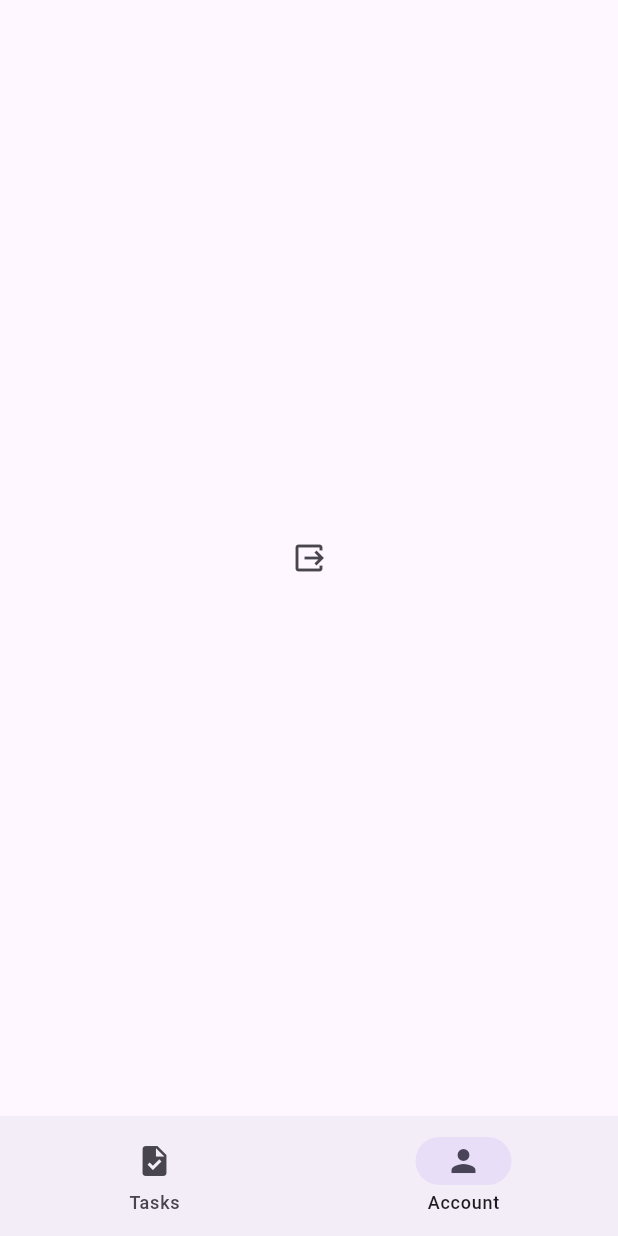
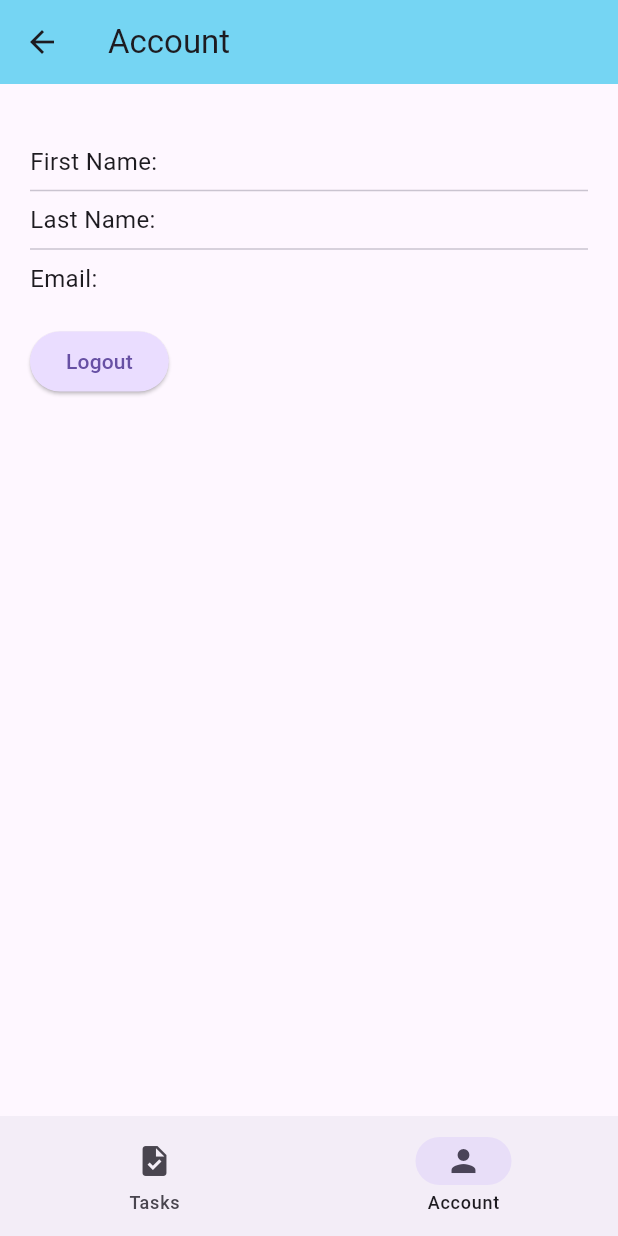
Before and after one commit to clipici-gabriela/cyber_safeguard, a Flutter app: the ChildHomeScreen screen opened directly, item 2 of the bottom bar chosen, on a phone screen of 412 x 824 dp. Run offline on Flutter 3.47's test engine with Material 3 defaults, Android fonts, the phone set to English and light mode, and no system bars; our stand-ins replace cloud_firestore, firebase_auth, firebase_core, qr_flutter; missing offline and left inert: qr_code_scanner; accounts and stored records are empty.

Commit message:
Implementing the feature to see the account info

```diff
--- a/lib/child_screens/child_home.dart
+++ b/lib/child_screens/child_home.dart
@@ -1,7 +1,6 @@
 import 'package:cyber_safeguard/qr_code/qr_code_generater.dart';
-import 'package:firebase_auth/firebase_auth.dart';
+import 'package:cyber_safeguard/registration_screens/acount_info.dart';
 import 'package:flutter/material.dart';
-
 
 class ChildHomeScreen extends StatefulWidget {
   const ChildHomeScreen({super.key});
@@ -12,7 +11,6 @@ class ChildHomeScreen extends StatefulWidget {
 
 class _ChildHomeScreenState extends State<ChildHomeScreen> {
   int currentPageIndex = 0;
-
 
   @override
   Widget build(BuildContext context) {
@@ -34,16 +32,7 @@ class _ChildHomeScreenState extends State<ChildHomeScreen> {
       ),
       body: <Widget>[
         const GenerateQRCode(),
-        Scaffold(
-          body: Center(
-            child: IconButton(
-              icon: const Icon(Icons.output),
-              onPressed: () {
-                FirebaseAuth.instance.signOut();
-              },
-            ),
-          ),
-        ),
+        const AccountInfoScreen()
       ][currentPageIndex],
     );
   }
--- a/lib/qr_code/qr_code_generater.dart
+++ b/lib/qr_code/qr_code_generater.dart
@@ -29,7 +29,6 @@ class _GenerateQRCodeState extends State<GenerateQRCode> {
           .doc(user!.uid)
           .get();
       Map<String, dynamic> childData = childDoc.data() as Map<String, dynamic>;
-      print('${user!.uid};${childData['firstName']}');
       setState(() {
         qrData = "${user!.uid};${childData['firstName']}";
       });
--- /dev/null
+++ b/lib/registration_screens/acount_info.dart
@@ -0,0 +1,112 @@
+import 'package:cloud_firestore/cloud_firestore.dart';
+import 'package:firebase_auth/firebase_auth.dart';
+import 'package:flutter/material.dart';
+
+class AccountInfoScreen extends StatefulWidget {
+  const AccountInfoScreen({super.key});
+
+  @override
+  State<StatefulWidget> createState() => _AccountInfoScreenState();
+}
+
+class _AccountInfoScreenState extends State<AccountInfoScreen> {
+  Future<DocumentSnapshot<Object>?> getUserDocument() async {
+    User? user = FirebaseAuth.instance.currentUser;
+
+    DocumentSnapshot<Object> userDocRef = await FirebaseFirestore.instance
+        .collection('Users')
+        .doc(user!.uid)
+        .get();
+
+    return userDocRef;
+  }
+
+  @override
+  Widget build(BuildContext context) {
+    return FutureBuilder(
+      future: getUserDocument(),
+      builder: (BuildContext context,
+          AsyncSnapshot<DocumentSnapshot<Object>?> snapshot) {
+        if (snapshot.connectionState == ConnectionState.done) {
+          if (snapshot.hasError) {
+            return Center(
+              child: Text('Error: ${snapshot.error}'),
+            );
+          }
+          if (snapshot.hasData) {
+            Map<String, dynamic> userData =
+                snapshot.data!.data() as Map<String, dynamic>;
+            return Scaffold(
+              appBar: AppBar(
+                title: const Text('Account'),
+                backgroundColor: const Color.fromARGB(255, 117, 213, 243),
+              ),
+              body: Center(
+                child: Padding(
+                  padding: const EdgeInsets.only(
+                    bottom: 20,
+                    left: 20,
+                    right: 20,
+                    top: 20,
+                  ),
+                  child: Column(
+                    crossAxisAlignment: CrossAxisAlignment.start,
+                    children: [
+                      const SizedBox(
+                        height: 20,
+                      ),
+                      Text(
+                        'First Name: ${userData['firstName']}',
+                        style: const TextStyle(fontSize: 16),
+                      ),
+                      const Divider(),
+                      Text(
+                        'Last Name: ${userData['lastName']}',
+                        style: const TextStyle(fontSize: 16),
+                      ),
+                      const Divider(),
+                      Text(
+                        'Email: ${userData['email']}',
+                        style: const TextStyle(fontSize: 16),
+                      ),
+                      const SizedBox(
+                        height: 20,
+                      ),
+                      ElevatedButton(
+                        onPressed: () {
+                          FirebaseAuth.instance.signOut();
+                        },
+                        style: ElevatedButton.styleFrom(
+                            backgroundColor:
+                                Theme.of(context).colorScheme.primaryContainer),
+                        child: const Text('Logout'),
+                      ),
+                    ],
+                  ),
+                ),
+              ),
+            );
+          }
+        }
+        if (snapshot.connectionState == ConnectionState.waiting) {
+          return const CircularProgressIndicator();
+        }
+        return Scaffold(
+          appBar: AppBar(
+            title: const Text('Account'),
+            backgroundColor: const Color.fromARGB(255, 117, 213, 243),
+          ),
+          body: ElevatedButton(
+            onPressed: () {
+              FirebaseAuth.instance.signOut();
+            },
+            style: ElevatedButton.styleFrom(
+                backgroundColor:
+                    Theme.of(context).colorScheme.primaryContainer),
+            child: const Text('Logout'),
+          ),
+        );
+      },
+    );
+  }
+}
```
